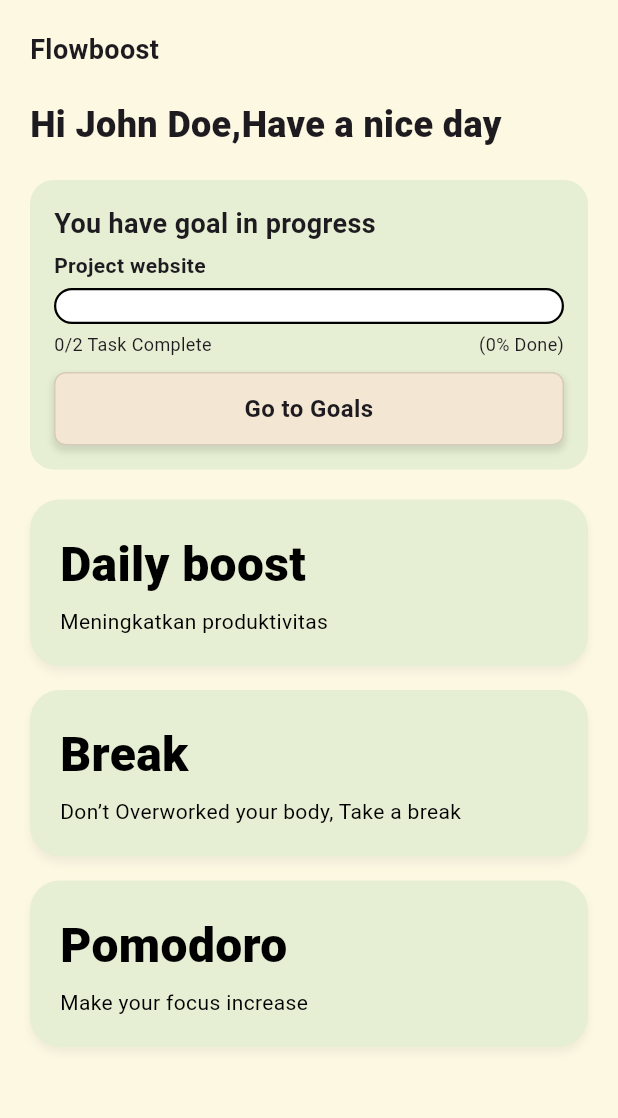
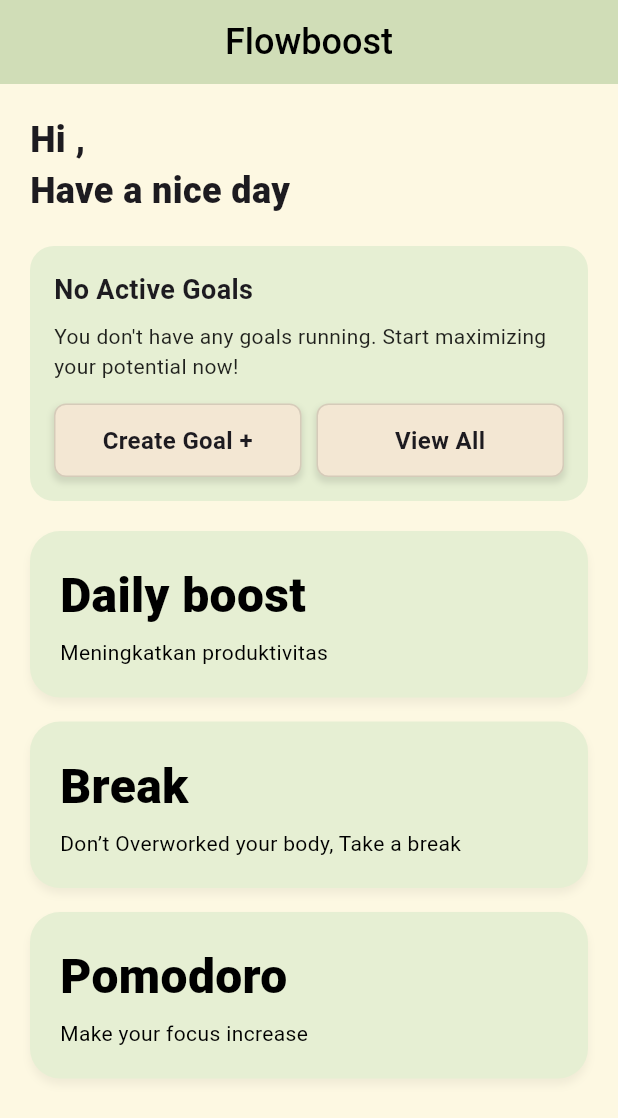
Before and after one commit to Firdig/Flowboost-mobileapp, a Flutter app: the DashboardScreen screen opened directly, on a phone screen of 412 x 824 dp. Shown: the top 1118 px of the screen. Run offline on Flutter 3.47's test engine with Material 3 defaults, Android fonts, the light colour scheme and no system bars; our stand-ins replace cached_network_image, chewie, cloud_firestore, firebase_auth, firebase_core, google_sign_in and 1 more; missing offline and left inert: flutter_facebook_auth; accounts and stored records are empty.

Commit message:
Refactor Profile and Dashboard screens: Remove unused filter UI from Profile, update user greeting and goal display logic in Dashboard, and implement MultiProvider for state management in main.

```diff
--- a/flowboost/lib/features/Profile/views/Profile_screen.dart
+++ b/flowboost/lib/features/Profile/views/Profile_screen.dart
@@ -39,15 +39,6 @@ class ProfileScreen extends StatelessWidget {
                 mainAxisAlignment: MainAxisAlignment.spaceBetween,
                 children: [
                   const Text('Your Statistic', style: TextStyle(fontWeight: FontWeight.bold, fontSize: 16)),
-                  Row(
-                    children: [
-                      _buildFilterText('Today', true),
-                      const SizedBox(width: 10),
-                      _buildFilterText('Week', false),
-                      const SizedBox(width: 10),
-                      _buildFilterText('Month', false),
-                    ],
-                  )
                 ],
               ),
               const SizedBox(height: 20),
--- a/flowboost/lib/features/dashboard/views/dashboard_screen.dart
+++ b/flowboost/lib/features/dashboard/views/dashboard_screen.dart
@@ -1,82 +1,82 @@
 import 'package:flutter/material.dart';
+import 'package:firebase_auth/firebase_auth.dart';
 import '../../../common/constants/constants.dart';
 import '../../../common/widgets/custom_widgets.dart';
-// Import semua fitur lain di sini
+
+// Import fitur-fitur
 import '../../goals/views/goals_home_screen.dart';
+import '../../goals/views/new_goal_screen.dart';
+import '../../goals/services/goal_service.dart';
+import '../../goals/models/goal_model.dart';
 import '../../daily_boost/screens/daily_boost_screen.dart';
 import '../../break_feature/views/break_screen.dart';
 import '../../Pomodoro/views/pomodoro_screen.dart';
-import '../../Profile/views/Profile_screen.dart';
+// import '../../Profile/views/Profile_screen.dart';
 
 class DashboardScreen extends StatelessWidget {
   const DashboardScreen({super.key});
 
   @override
   Widget build(BuildContext context) {
+    // 1. Ambil data User saat ini
+    final user = FirebaseAuth.instance.currentUser;
+    // Gunakan displayName, jika kosong gunakan bagian depan email, atau default 'User'
+    final String userName = user?.displayName ?? user?.email?.split('@')[0] ?? 'User';
+
+    // Service untuk mengambil data goals
+    final GoalService goalService = GoalService();
+
     return Scaffold(
+      // 2. Menggunakan AppBar agar judul "Flowboost" warnanya SAMA dengan fitur Goals
+      appBar: AppBar(
+        title: const Text('Flowboost'),
+        centerTitle: true,
+        automaticallyImplyLeading: false, // Menghilangkan tombol back di dashboard
+      ),
       body: SafeArea(
         child: SingleChildScrollView(
           padding: const EdgeInsets.all(20.0),
           child: Column(
             crossAxisAlignment: CrossAxisAlignment.start,
             children: [
-              const Text(
-                'Flowboost',
-                style: TextStyle(fontSize: 18, fontWeight: FontWeight.bold),
+              // Sapaan User
+              Text(
+                'Hi $userName,\nHave a nice day',
+                style: const TextStyle(fontSize: 24, fontWeight: FontWeight.w800),
               ),
               const SizedBox(height: 20),
-              const Text(
-                'Hi John Doe,Have a nice day',
-                style: TextStyle(fontSize: 24, fontWeight: FontWeight.w800),
+
+              // 3. Goals Card (Logic Perbaikan)
+              StreamBuilder<List<GoalModel>>(
+                stream: goalService.getGoalsStream(),
+                builder: (context, snapshot) {
+                  // Loading state
+                  if (snapshot.connectionState == ConnectionState.waiting) {
+                    return const RetroCard(
+                      child: SizedBox(
+                        height: 100,
+                        child: Center(child: CircularProgressIndicator()),
+                      ),
+                    );
+                  }
+
+                  // Error state
+                  if (snapshot.hasError) {
+                    return RetroCard(child: Text("Error: ${snapshot.error}"));
+                  }
+
+                  // Data processing
+                  final allGoals = snapshot.data ?? [];
+                  // Filter hanya goal yang belum selesai (in progress)
+                  final activeGoals = allGoals.where((g) => !g.isFinished).toList();
+
+                  return _buildDynamicGoalsCard(context, activeGoals);
+                },
               ),
+
               const SizedBox(height: 20),
-              RetroCard(
-                child: Column(
-                  crossAxisAlignment: CrossAxisAlignment.start,
-                  children: [
-                    const Text(
-                      'You have goal in progress',
-                      style: TextStyle(
-                        fontSize: 18,
-                        fontWeight: FontWeight.bold,
-                      ),
-                    ),
-                    const SizedBox(height: 5),
-                    const Text(
-                      'Project website',
-                      style: TextStyle(fontWeight: FontWeight.bold),
-                    ),
-                    const SizedBox(height: 5),
-                    const CustomProgressBar(
-                      percentage: 0.0,
-                      fillColor: Colors.transparent,
-                    ),
-                    const SizedBox(height: 5),
-                    const Row(
-                      mainAxisAlignment: MainAxisAlignment.spaceBetween,
-                      children: [
-                        Text(
-                          '0/2 Task Complete',
-                          style: TextStyle(fontSize: 12),
-                        ),
-                        Text('(0% Done)', style: TextStyle(fontSize: 12)),
-                      ],
-                    ),
-                    const SizedBox(height: 10),
-                    RetroButton(
-                      text: 'Go to Goals',
-                      isFullWidth: true,
-                      onPressed: () => Navigator.push(
-                        context,
-                        MaterialPageRoute(
-                          builder: (context) => const GoalsHomeScreen(),
-                        ),
-                      ),
-                    ),
-                  ],
-                ),
-              ),
-              const SizedBox(height: 20),
+
+              // Menu Lainnya
               MenuCard(
                 title: 'Daily boost',
                 subtitle: 'Meningkatkan produktivitas',
@@ -112,4 +112,129 @@ class DashboardScreen extends StatelessWidget {
       ),
     );
   }
+
+  Widget _buildDynamicGoalsCard(BuildContext context, List<GoalModel> activeGoals) {
+    // KONDISI 1: TIDAK ADA GOAL AKTIF
+    if (activeGoals.isEmpty) {
+      return RetroCard(
+        child: Column(
+          crossAxisAlignment: CrossAxisAlignment.start,
+          children: [
+            const Text(
+              'No Active Goals',
+              style: TextStyle(fontSize: 18, fontWeight: FontWeight.bold),
+            ),
+            const SizedBox(height: 8),
+            const Text(
+              "You don't have any goals running. Start maximizing your potential now!",
+              style: TextStyle(fontSize: 14, color: Colors.black87),
+            ),
+            const SizedBox(height: 15),
+            Row(
+              children: [
+                Expanded(
+                  child: RetroButton(
+                    text: 'Create Goal +',
+                    onPressed: () => Navigator.push(
+                      context,
+                      MaterialPageRoute(builder: (context) => const NewGoalScreen()),
+                    ),
+                  ),
+                ),
+                const SizedBox(width: 10),
+                Expanded(
+                  child: RetroButton(
+                    text: 'View All',
+                    onPressed: () => Navigator.push(
+                      context,
+                      MaterialPageRoute(builder: (context) => const GoalsHomeScreen()),
+                    ),
+                  ),
+                ),
+              ],
+            )
+          ],
+        ),
+      );
+    }
+
+    // KONDISI 2: ADA GOAL AKTIF
+    // Ambil goal pertama untuk ditampilkan detailnya
+    final primaryGoal = activeGoals.first;
+    final int extraCount = activeGoals.length - 1;
+
+    // Hitung progress untuk goal utama
+    int completedTasks = primaryGoal.tasks.where((t) => t.isCompleted).length;
+    int totalTasks = primaryGoal.tasks.length;
+    double percentage = totalTasks == 0 ? 0.0 : completedTasks / totalTasks;
+
+    return RetroCard(
+      child: Column(
+        crossAxisAlignment: CrossAxisAlignment.start,
+        children: [
+          Row(
+            mainAxisAlignment: MainAxisAlignment.spaceBetween,
+            children: [
+              const Text(
+                'Goal in Progress',
+                style: TextStyle(fontSize: 18, fontWeight: FontWeight.bold),
+              ),
+              // Penjelasan ringkas jika ada lebih dari 1 goal
+              if (extraCount > 0)
+                Container(
+                  padding: const EdgeInsets.symmetric(horizontal: 8, vertical: 4),
+                  decoration: BoxDecoration(
+                    color: kButtonColor, // Menggunakan warna tema beige/tombol
+                    borderRadius: BorderRadius.circular(12),
+                    border: Border.all(color: Colors.black12)
+                  ),
+                  child: Text(
+                    '+$extraCount others',
+                    style: const TextStyle(fontSize: 10, fontWeight: FontWeight.bold),
+                  ),
+                ),
+            ],
+          ),
+          const SizedBox(height: 10),
+
+          // Judul Goal Utama
+          Text(
+            primaryGoal.title,
+            style: const TextStyle(fontWeight: FontWeight.bold, fontSize: 16),
+            maxLines: 1,
+            overflow: TextOverflow.ellipsis,
+          ),
+
+          const SizedBox(height: 5),
+          CustomProgressBar(
+            percentage: percentage,
+          ),
+          const SizedBox(height: 5),
+
+          Row(
+            mainAxisAlignment: MainAxisAlignment.spaceBetween,
+            children: [
+              Text(
+                '$completedTasks/$totalTasks Task Complete',
+                style: const TextStyle(fontSize: 12),
+              ),
+              Text('(${(percentage * 100).toInt()}% Done)', style: const TextStyle(fontSize: 12)),
+            ],
+          ),
+
+          const SizedBox(height: 15),
+          RetroButton(
+            text: 'Go to Goals',
+            isFullWidth: true,
+            onPressed: () => Navigator.push(
+              context,
+              MaterialPageRoute(
+                builder: (context) => const GoalsHomeScreen(),
+              ),
+            ),
+          ),
+        ],
+      ),
+    );
+  }
 }
--- a/flowboost/lib/main.dart
+++ b/flowboost/lib/main.dart
@@ -1,10 +1,13 @@
 import 'package:flutter/material.dart';
 import 'common/constants/constants.dart';
+import 'package:provider/provider.dart';
 import 'features/dashboard/main_scaffold.dart';
 import 'package:firebase_core/firebase_core.dart';
 import 'firebase_options.dart';
 import 'features/authentication/register/views/register.dart';
 import 'features/authentication/login/views/login.dart';
+import 'features/Pomodoro/provider/pomodoro_provider.dart';
+
 void main() async {
   WidgetsFlutterBinding.ensureInitialized();
   await Firebase.initializeApp(
@@ -19,7 +22,12 @@ class MyApp extends StatelessWidget {
 
   @override
  Widget build(BuildContext context) {
-    return MaterialApp(
+    // ✅ BUNGKUS DENGAN MULTIPROVIDER DI SINI
+    return MultiProvider(
+      providers: [
+        ChangeNotifierProvider(create: (_) => PomodoroProvider()),
+      ],
+      child: MaterialApp(
         title: 'Flowboost',
         debugShowCheckedModeBanner: false,
         theme: ThemeData(
@@ -41,6 +49,7 @@ class MyApp extends StatelessWidget {
           ),
         ),
         home: const FlowboostLoginScreen(),
+      ),
     );
   }
 }
```
Lines whose indentation alone changed are shown as unchanged.
